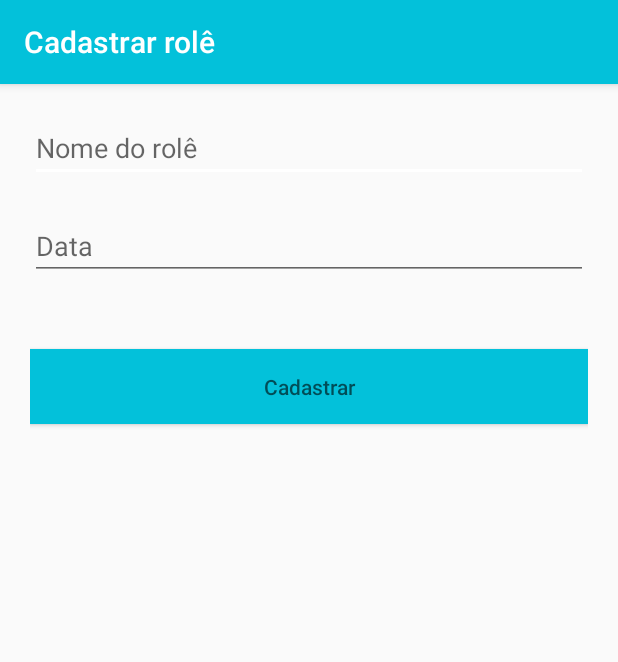
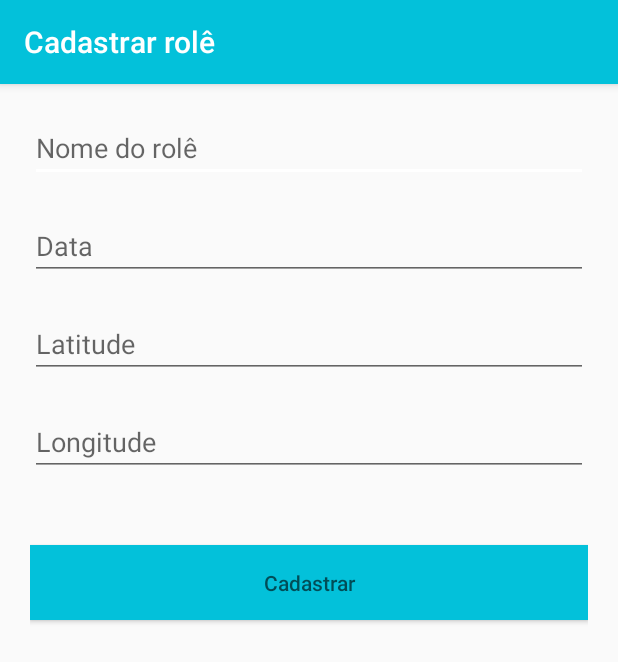
Before and after one commit to PauloFerreira00/projeto_ddm, an Android app: the RegisterActivity screen opened directly, with no data from a screen before it, on a phone screen of 412 x 824 dp. Shown: the top 662 px of the screen. Run offline under Robolectric (Android 15) with nearby library versions, the phone set to English and light mode, and no system bars.

Commit message:
Updating register

```diff
--- a/appzinho/app/src/main/java/br/com/farras/appzinho/features/register/RegisterViewModel.kt
+++ b/appzinho/app/src/main/java/br/com/farras/appzinho/features/register/RegisterViewModel.kt
@@ -19,7 +19,9 @@ class RegisterViewModel(private val firestore: FirebaseFirestore, private val da
         val liveData = MutableLiveData<Result<String>>()
         val eventHashMap = hashMapOf(
             "name" to event.name,
-            "date" to event.date
+            "date" to event.date,
+            "latitude" to event.latitude,
+            "longitude" to event.longitude
         )
 
         firestore.collection("events")
--- a/appzinho/app/src/main/java/br/com/farras/appzinho/models/Event.kt
+++ b/appzinho/app/src/main/java/br/com/farras/appzinho/models/Event.kt
@@ -10,5 +10,7 @@ import java.io.Serializable
 data class Event(
     @PrimaryKey(autoGenerate = true) val uid: Int = 0,
     @ColumnInfo @PropertyName("name") val name: String = "",
-    @ColumnInfo @PropertyName("date") val date: String = "-"
+    @ColumnInfo @PropertyName("date") val date: String = "-",
+    @ColumnInfo @PropertyName("latitude") val latitude: Double = 0.0,
+    @ColumnInfo @PropertyName("longitude") val longitude: Double = 0.0
 ): Serializable
--- a/appzinho/app/src/main/res/layout/activity_register.xml
+++ b/appzinho/app/src/main/res/layout/activity_register.xml
@@ -17,12 +17,32 @@
         app:layout_constraintEnd_toEndOf="parent"/>
 
     <androidx.appcompat.widget.AppCompatEditText
-        android:id="@+id/et_evente_date"
+    android:id="@+id/et_evente_date"
+    android:layout_width="match_parent"
+    android:layout_height="wrap_content"
+    android:hint="@string/event_date"
+    android:layout_marginTop="20dp"
+    app:layout_constraintTop_toBottomOf="@id/et_event_name"
+    app:layout_constraintStart_toStartOf="parent"
+    app:layout_constraintEnd_toEndOf="parent" />
+
+    <androidx.appcompat.widget.AppCompatEditText
+        android:id="@+id/et_latitude"
         android:layout_width="match_parent"
         android:layout_height="wrap_content"
-        android:hint="@string/event_date"
+        android:hint="@string/latitude"
         android:layout_marginTop="20dp"
-        app:layout_constraintTop_toBottomOf="@id/et_event_name"
+        app:layout_constraintTop_toBottomOf="@id/et_evente_date"
+        app:layout_constraintStart_toStartOf="parent"
+        app:layout_constraintEnd_toEndOf="parent" />
+
+    <androidx.appcompat.widget.AppCompatEditText
+        android:id="@+id/et_longitude"
+        android:layout_width="match_parent"
+        android:layout_height="wrap_content"
+        android:hint="@string/longitude"
+        android:layout_marginTop="20dp"
+        app:layout_constraintTop_toBottomOf="@id/et_latitude"
         app:layout_constraintStart_toStartOf="parent"
         app:layout_constraintEnd_toEndOf="parent" />
 
@@ -36,6 +56,6 @@
         android:textColor="@android:color/white"
         app:layout_constraintEnd_toEndOf="parent"
         app:layout_constraintStart_toStartOf="parent"
-        app:layout_constraintTop_toBottomOf="@+id/et_evente_date" />
+        app:layout_constraintTop_toBottomOf="@+id/et_longitude" />
 
 </androidx.constraintlayout.widget.ConstraintLayout>
```
Also changed, not shown: appzinho/app/src/main/java/br/com/farras/appzinho/features/register/RegisterActivity.kt (+11 -2 lines).
